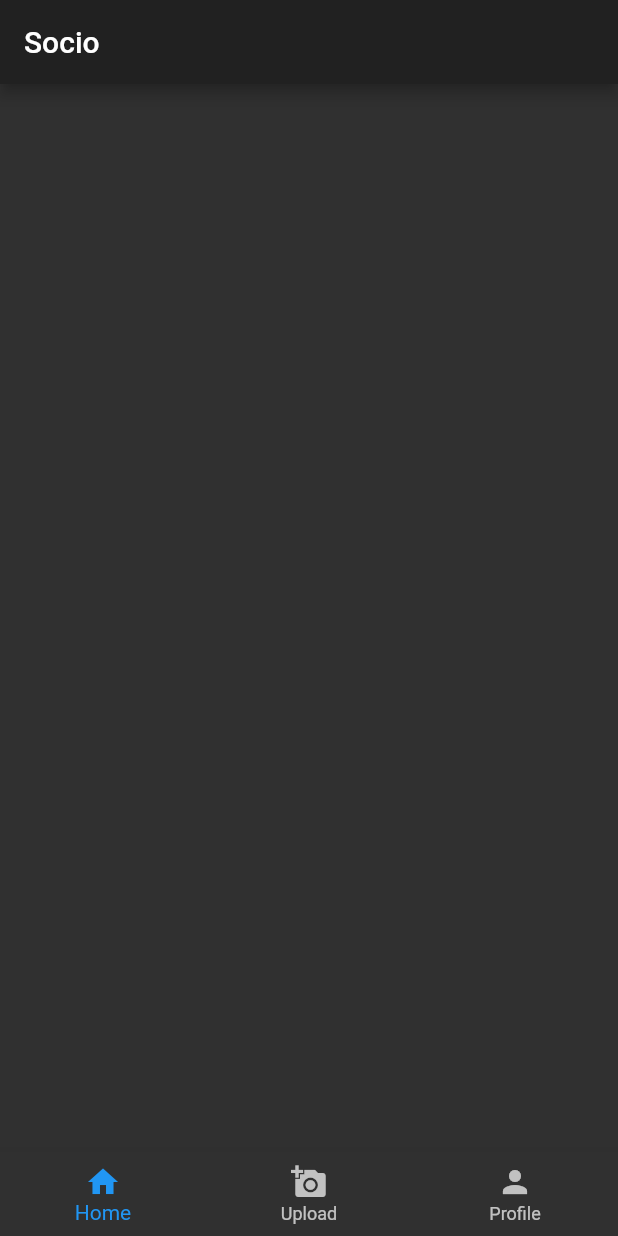
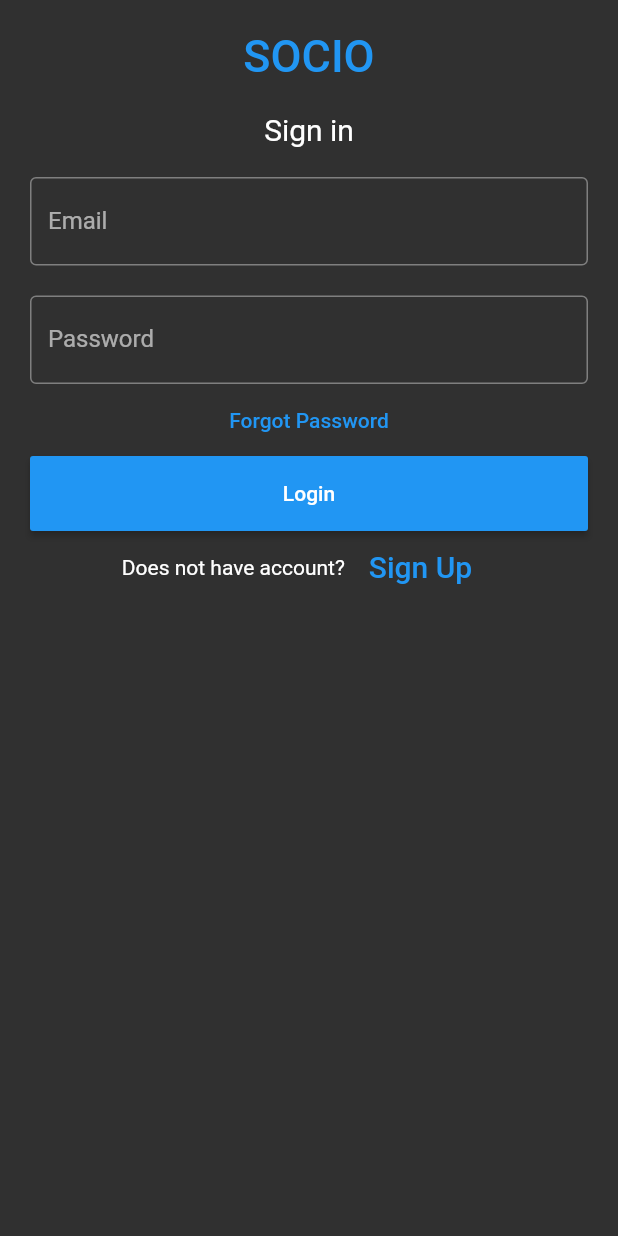
Before and after one commit to karaanc324/insta_clone, a Flutter app: the screen it shows after launch, on a phone screen of 412 x 824 dp. Run offline on Flutter 3.47's test engine with Material 2 defaults, Android fonts, the phone set to English and light mode, and no system bars; our stand-ins replace cloud_firestore, firebase_auth, firebase_core, firebase_storage, flutter_login, fluttertoast and 1 more; accounts and stored records are empty.

```diff
--- a/lib/main.dart
+++ b/lib/main.dart
@@ -1,10 +1,12 @@
 import 'dart:io';
 
 import 'package:firebase_core/firebase_core.dart';
+import 'package:flutter/cupertino.dart';
 import 'package:flutter/material.dart';
 import 'package:insta_clone/screens/home_page.dart';
 import 'package:insta_clone/screens/profile_page.dart';
 import 'package:insta_clone/screens/upload_page.dart';
+import 'package:insta_clone/screens/login.dart';
 import 'package:insta_clone/service/firebase_service.dart';
 import 'package:firebase_storage/firebase_storage.dart';
 import 'package:cloud_firestore/cloud_firestore.dart';
@@ -12,8 +14,8 @@ import 'package:flutter_login/flutter_login.dart';
 
 
 
-void main() {
-  Firebase.initializeApp();
+void main() async{
+  // await Firebase.initializeApp();
   runApp(MyApp());
 }
 
@@ -39,11 +41,14 @@ class MyHomePage extends StatefulWidget {
 
 class _MyHomePageState extends State<MyHomePage> {
   Image image;
-  Widget widgetToShow;
-  bool _initialized = false;
-  bool _error = false;
+  // Widget widgetToShow;
+  // bool _initialized = false;
+  // bool _error = false;
   var _selectedIndex = 0; // this will be set when a new tab is tapped
-  var firebaseService = FirebaseService();
+  // var firebaseService = FirebaseService();
+  // String email;
+  // String password;
+
 
   @override
   void initState() {
@@ -54,69 +59,9 @@ class _MyHomePageState extends State<MyHomePage> {
 
   @override
   Widget build(BuildContext context) {
-    //  return FlutterLogin(
-    //   title: 'SOCIO',
-    //   // logo: 'assets/images/ecorp-lightblue.png',
-    //   onLogin: firebaseService.authUser,
-    //   onSignup: firebaseService.authUser,
-    //   onSubmitAnimationCompleted: () {
-    //     Navigator.of(context).pushReplacement(MaterialPageRoute(
-    //       builder: (context) => getDashboard(),
-    //     ));
-    //   },
-    //   onRecoverPassword: firebaseService.recoverPassword,
-    // );
-    return getDashboard();
-  }
-
-  Scaffold getDashboard() {
     return Scaffold(
-    appBar: AppBar(
-      title: Text(widget.title),
-    ),
-    bottomNavigationBar: BottomNavigationBar(
-      items: [
-        BottomNavigationBarItem(
-          icon: new Icon(Icons.home),
-          title: new Text('Home'),
-          backgroundColor: Colors.red
-
-        ),
-        BottomNavigationBarItem(
-          icon: new Icon(Icons.add_a_photo),
-          title: new Text('Upload'),
-        ),
-        BottomNavigationBarItem(
-            icon: Icon(Icons.person),
-            title: Text('Profile')
-        )
-      ],
-      onTap: _onItemTapped,
-      selectedItemColor: Colors.blue,
-      currentIndex: _selectedIndex,
-    ),
-    body: widgetToShow,
-  );
-  }
-  Future<QuerySnapshot> getImages() async {
-    final FirebaseFirestore fb = FirebaseFirestore.instance;
-    // await Firebase.initializeApp();
-    return await fb.collection("lol").get();
-  }
-
-  _onItemTapped(int index) {
-    setState(() {
-      _selectedIndex = index;
-    });
-    print(_selectedIndex);
-    if (index == 0) {
-        widgetToShow = MainPageWidget();
-    }
-    else if (index == 1) {
-      widgetToShow = UploadPage();
-    }
-    else if ( index == 2) {
-      widgetToShow = ProfilePageWidget(image: image);
-    }
+      body: LoginPage().getLoginPage(context),
+    );
+    // return getDashboard();
   }
 }
--- /dev/null
+++ b/lib/screens/login.dart
@@ -0,0 +1,105 @@
+import 'package:firebase_core/firebase_core.dart';
+import 'package:flutter/material.dart';
+import 'package:fluttertoast/fluttertoast.dart';
+import 'package:insta_clone/screens/signup.dart';
+import 'package:insta_clone/service/firebase_service.dart';
+
+import 'dashboard.dart';
+
+class LoginPage {
+  TextEditingController nameController = TextEditingController();
+  TextEditingController passwordController = TextEditingController();
+
+  Padding getLoginPage(BuildContext context) {
+    // Firebase.initializeApp();
+    return Padding(
+        padding: EdgeInsets.all(10),
+        child: ListView(
+          children: <Widget>[
+            Container(
+                alignment: Alignment.center,
+                padding: EdgeInsets.all(10),
+                child: Text(
+                  'SOCIO',
+                  style: TextStyle(
+                      color: Colors.blue,
+                      fontWeight: FontWeight.w500,
+                      fontSize: 30),
+                )),
+            Container(
+                alignment: Alignment.center,
+                padding: EdgeInsets.all(10),
+                child: Text(
+                  'Sign in',
+                  style: TextStyle(fontSize: 20),
+                )),
+            Container(
+              padding: EdgeInsets.all(10),
+              child: TextField(
+                controller: nameController,
+                decoration: InputDecoration(
+                  border: OutlineInputBorder(),
+                  labelText: 'Email',
+                ),
+              ),
+            ),
+            Container(
+              padding: EdgeInsets.fromLTRB(10, 10, 10, 0),
+              child: TextField(
+                obscureText: true,
+                controller: passwordController,
+                decoration: InputDecoration(
+                  border: OutlineInputBorder(),
+                  labelText: 'Password',
+                ),
+              ),
+            ),
+            FlatButton(
+              onPressed: (){
+                //forgot password screen
+              },
+              textColor: Colors.blue,
+              child: Text('Forgot Password'),
+            ),
+            Container(
+                height: 50,
+                padding: EdgeInsets.fromLTRB(10, 0, 10, 0),
+                child: RaisedButton(
+                  textColor: Colors.white,
+                  color: Colors.blue,
+                  child: Text('Login'),
+                  onPressed: () async {
+                    print(nameController.text);
+                    print(passwordController.text);
+                    bool authSuccess = await FirebaseService().login(nameController.text, passwordController.text);
+                    print("==================");
+                    print(authSuccess);
+                    if (authSuccess) {
+                      Navigator.push(context, MaterialPageRoute(builder: (context) => Dashboard()));
+                      // return Dashboard();
+                      // Navigator.pop(context);
+                      Fluttertoast.showToast(msg: "Registration Successful !");
+                    }
+                  },
+                )),
+            Container(
+                child: Row(
+                  children: <Widget>[
+                    Text('Does not have account?'),
+                    FlatButton(
+                      textColor: Colors.blue,
+                      child: Text(
+                        'Sign Up',
+                        style: TextStyle(fontSize: 20),
+                      ),
+                      onPressed: () {
+                        Navigator.push(context, MaterialPageRoute(builder: (context) => SignupPage().getSignupPage(context)));
+                      },
+                    )
+                  ],
+                  mainAxisAlignment: MainAxisAlignment.center,
+                ))
+          ],
+        ));
+  }
+}
--- a/lib/screens/upload_page.dart
+++ b/lib/screens/upload_page.dart
@@ -1,6 +1,7 @@
 import 'dart:io';
 
 import 'package:cloud_firestore/cloud_firestore.dart';
+import 'package:firebase_auth/firebase_auth.dart';
 import 'package:firebase_core/firebase_core.dart';
 import 'package:firebase_storage/firebase_storage.dart';
 import 'package:flutter/cupertino.dart';
@@ -16,7 +17,10 @@ class _UploadPageState extends State<UploadPage> {
 
   _UploadPageState() {
     Firebase.initializeApp();
+    print("============================+++++++++++++++++++++++");
+    print(FirebaseAuth.instance.currentUser.email);
   }
+  String email = FirebaseAuth.instance.currentUser.email;
   File _image;
   bool isLoading;
   @override
@@ -32,9 +36,14 @@ class _UploadPageState extends State<UploadPage> {
 
     Future uploadPic(BuildContext context) async {
       var fileName = _image.path.split("/").last;
-      TaskSnapshot snapshot = await FirebaseStorage.instance.ref().child("images/$fileName").putFile(_image);
+      print("&&&&&&&&&&&&&&&&&&&&&&&&&&&&&&&&&&&&");
+      print(email);
+      TaskSnapshot snapshot = await FirebaseStorage.instance.ref().child("images/$email/$fileName").putFile(_image);
+      print("&&&&&&&&&&&&&&&&&&&&&&&&&&&&&&&&&&&&");
       String downloadUrl = await snapshot.ref.getDownloadURL();
-      await FirebaseFirestore.instance.collection("images").add({"url": downloadUrl, "name": fileName});
+      print("&&&&&&&&&&&&&&&&&&&&&&&&&&&&&&&&&&&&");
+      print(downloadUrl);
+      await FirebaseFirestore.instance.collection("images").add({"url": downloadUrl, "name": email});
       setState(() {
         isLoading = false;
       });
--- a/lib/service/firebase_service.dart
+++ b/lib/service/firebase_service.dart
@@ -1,36 +1,55 @@
+import 'package:firebase_core/firebase_core.dart';
 import 'package:firebase_storage/firebase_storage.dart';
 import 'package:flutter/cupertino.dart';
 import 'package:flutter/material.dart';
+import 'package:firebase_auth/firebase_auth.dart';
 import 'package:flutter_login/flutter_login.dart';
+import 'package:fluttertoast/fluttertoast.dart';
+
 class FirebaseService extends ChangeNotifier {
-  FirebaseService();
-  static const users = const {
-    'dribbble@gmail.com': '12345',
-    'hunter@gmail.com': 'hunter',
-  };
+  FirebaseService() {
+    Firebase.initializeApp();
+  }
+  var _auth = FirebaseAuth.instance;
+  Future<bool> registerUser(String email, String password) async {
+    try {
+      UserCredential userCredential = await FirebaseAuth.instance.createUserWithEmailAndPassword(
+          email: email,
+          password: password
+      );
+      print("------------------------------");
+      return true;
+      // print(userCredential.user.email);
+    } on FirebaseAuthException catch (e) {
+      if (e.code == 'weak-password') {
+        print('The password provided is too weak.');
+        Fluttertoast.showToast(msg: "The password provided is too weak.");
+      } else if (e.code == 'email-already-in-use') {
+        print('The account already exists for that email.');
+        Fluttertoast.showToast(msg: "The account already exists for that email.");
+      }
+    } catch (e) {
+      print(e);
+    }
 
-  Duration get loginTime => Duration(milliseconds: 2250);
-
-  Future<String> authUser(LoginData data) {
-    print('Name: ${data.name}, Password: ${data.password}');
-    return Future.delayed(loginTime).then((_) {
-      if (!users.containsKey(data.name)) {
-        return 'Username not exists';
-      }
-      if (users[data.name] != data.password) {
-        return 'Password does not match';
-      }
-      return null;
-    });
   }
 
-  Future<String> recoverPassword(String name) {
-    print('Name: $name');
-    return Future.delayed(loginTime).then((_) {
-      if (!users.containsKey(name)) {
-        return 'Username not exists';
+  login(String email, String password) async {
+
+    try {
+      UserCredential userCredential = await FirebaseAuth.instance.signInWithEmailAndPassword(
+          email: email,
+          password: password
+      );
+      print("------------------------------");
+      if(userCredential != null) {
+        return true;
       }
-      return null;
-    });
+      // print(userCredential.user.email);
+    } catch (e) {
+      print(e);
+    }
+
+
   }
 }
```
Also changed, not shown: lib/screens/dashboard.dart (added, +83 -0 lines), lib/screens/profile_page.dart (+59 -16 lines), lib/screens/signup.dart (added, +123 -0 lines).
